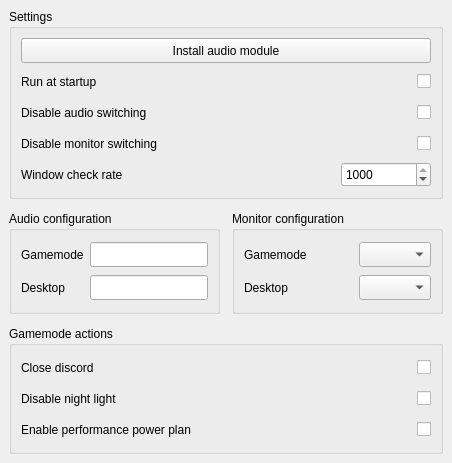
Above: src/BigPictureTV/bigpicturetv.ui from Odizinne/BigPictureTV before the change. Below: the same form after it.
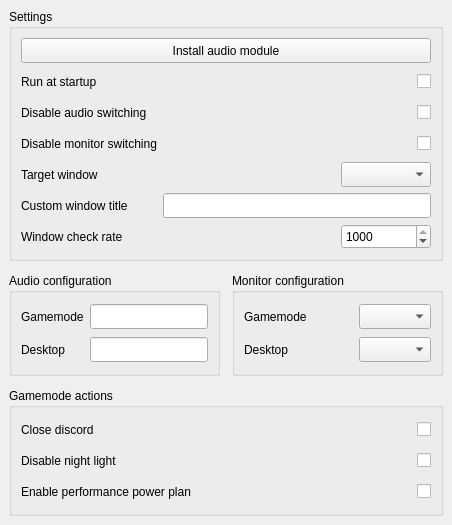
That is the form after the change.

Commit message: Added ability to use custom window title (not supported)

What changed in the file:
```diff
--- a/src/BigPictureTV/bigpicturetv.ui
+++ b/src/BigPictureTV/bigpicturetv.ui
@@ -7,7 +7,7 @@
     <x>0</x>
     <y>0</y>
     <width>452</width>
-    <height>463</height>
+    <height>525</height>
    </rect>
   </property>
   <property name="sizePolicy">
@@ -274,8 +274,18 @@
          <property name="layoutDirection">
           <enum>Qt::LayoutDirection::RightToLeft</enum>
          </property>
+        </widget>
+       </item>
+       <item row="7" column="0">
+        <widget class="QLabel" name="checkrateLabel">
+         <property name="minimumSize">
+          <size>
+           <width>0</width>
+           <height>25</height>
+          </size>
+         </property>
          <property name="text">
-          <string/>
+          <string>Window check rate</string>
          </property>
         </widget>
        </item>
@@ -295,7 +305,7 @@
          </property>
         </widget>
        </item>
-       <item row="5" column="2">
+       <item row="7" column="2">
         <widget class="QSpinBox" name="checkrateSpinBox">
          <property name="minimumSize">
           <size>
@@ -321,7 +331,7 @@
         </widget>
        </item>
        <item row="5" column="0">
-        <widget class="QLabel" name="checkrateLabel">
+        <widget class="QLabel" name="targetWindowLabel">
          <property name="minimumSize">
           <size>
            <width>0</width>
@@ -329,11 +339,21 @@
           </size>
          </property>
          <property name="text">
-          <string>Window check rate</string>
+          <string>Target window</string>
          </property>
         </widget>
        </item>
-       <item row="5" column="1">
+       <item row="5" column="2">
+        <widget class="QComboBox" name="targetWindowComboBox">
+         <property name="minimumSize">
+          <size>
+           <width>0</width>
+           <height>25</height>
+          </size>
+         </property>
+        </widget>
+       </item>
+       <item row="7" column="1">
         <spacer name="horizontalSpacer">
          <property name="minimumSize">
           <size>
@@ -352,6 +372,29 @@
          </property>
         </spacer>
        </item>
+       <item row="6" column="0">
+        <widget class="QLabel" name="customWindowLabel">
+         <property name="minimumSize">
+          <size>
+           <width>0</width>
+           <height>25</height>
+          </size>
+         </property>
+         <property name="text">
+          <string>Custom window title</string>
+         </property>
+        </widget>
+       </item>
+       <item row="6" column="1" colspan="2">
+        <widget class="QLineEdit" name="customWindowLineEdit">
+         <property name="minimumSize">
+          <size>
+           <width>0</width>
+           <height>25</height>
+          </size>
+         </property>
+        </widget>
+       </item>
       </layout>
      </widget>
     </item>
```
Left out of the diff: 121 changed lines with no effect on the pictures. The commit also changes 4 other files.
